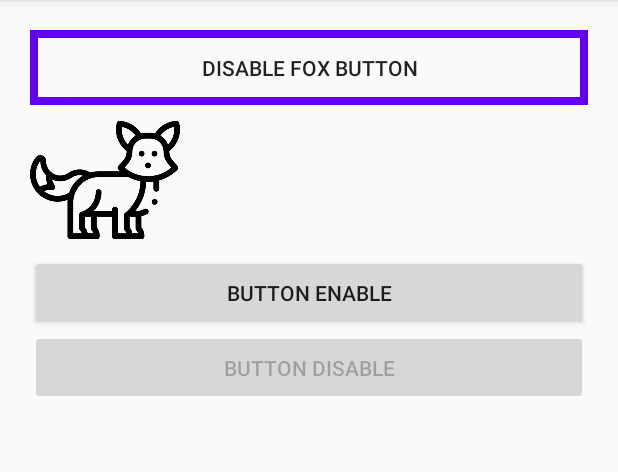
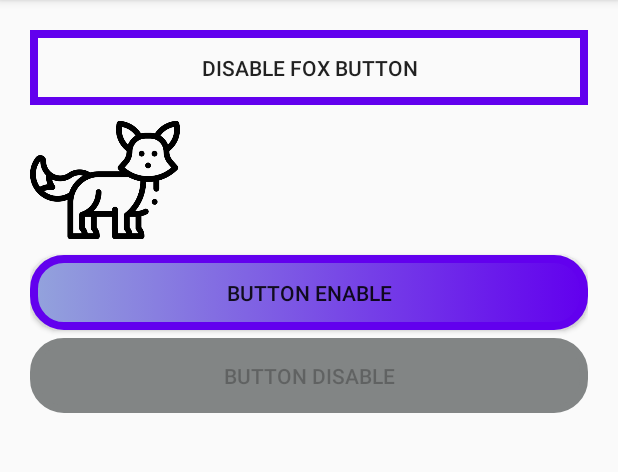
Before and after one commit to ragar90/background-example, an Android app: the screen it shows after launch (MainActivity), after a tap on "DISABLE FOX BUTTON", on a phone screen of 412 x 824 dp, the part 84-556 px from its top. Run offline under Robolectric (Android 15) with nearby library versions, the phone set to English and light mode, and no system bars.

Commit message:
Adding round borders

```diff
--- a/app/src/main/java/com/example/backgroundsexample/MainActivity.kt
+++ b/app/src/main/java/com/example/backgroundsexample/MainActivity.kt
@@ -2,23 +2,36 @@
 
 import androidx.appcompat.app.AppCompatActivity
 import android.os.Bundle
+import android.view.View
 import android.widget.Button
 
 class MainActivity : AppCompatActivity() {
   lateinit var disableFox:Button
   lateinit var foxBtn:Button
+  lateinit var roundBtn1:Button
+  lateinit var roundBtn2:Button
   override fun onCreate(savedInstanceState: Bundle?) {
     super.onCreate(savedInstanceState)
     setContentView(R.layout.activity_main)
     disableFox = findViewById(R.id.disableFox)
     foxBtn = findViewById(R.id.foxBtn)
-    disableFox.setOnClickListener {
-      val state = foxBtn.isEnabled
-      foxBtn.isEnabled = !state
+    roundBtn1 = findViewById(R.id.roundBtn1)
+    roundBtn2 = findViewById(R.id.roundBtn2)
+    disableFox.setOnClickListener { toggleEnable(foxBtn) }
+    foxBtn.setOnClickListener { toggleEnable(disableFox) }
+    roundBtn1.setOnClickListener {
+      toggleEnable(roundBtn2)
+      toggleEnable(it)
     }
-    foxBtn.setOnClickListener {
-      val state = disableFox.isEnabled
-      disableFox.isEnabled = !state
+    roundBtn2.setOnClickListener {
+      toggleEnable(roundBtn1)
+      toggleEnable(it)
     }
   }
+
+
+  private fun toggleEnable(view: View) {
+    val state = view.isEnabled
+    view.isEnabled = !state
+  }
 }
--- /dev/null
+++ b/app/src/main/res/drawable/round_border.xml
@@ -0,0 +1,6 @@
+<?xml version="1.0" encoding="utf-8"?>
+<selector xmlns:android="http://schemas.android.com/apk/res/android">
+    <item android:drawable="@drawable/round_border_enable" android:state_enabled="true" android:state_pressed="false" />
+    <item android:drawable="@drawable/round_border_disable" android:state_enabled="false"/>
+    <item android:drawable="@drawable/round_border_pressed" android:state_pressed="true"/>
+</selector>
--- /dev/null
+++ b/app/src/main/res/drawable/round_border_disable.xml
@@ -0,0 +1,8 @@
+<?xml version="1.0" encoding="utf-8"?>
+<shape xmlns:android="http://schemas.android.com/apk/res/android"
+    android:shape="rectangle">
+    <corners android:radius="@dimen/round_border_radios"/>
+    <stroke android:color="@color/colorDisable"
+        android:width="@dimen/button_stroke"/>
+    <solid android:color="@color/colorDisable"/>
+</shape>
--- /dev/null
+++ b/app/src/main/res/drawable/round_border_enable.xml
@@ -0,0 +1,9 @@
+<?xml version="1.0" encoding="utf-8"?>
+<shape xmlns:android="http://schemas.android.com/apk/res/android"
+    android:shape="rectangle">
+    <corners android:radius="@dimen/round_border_radios"/>
+    <stroke android:color="@color/colorPrimary"
+        android:width="@dimen/button_stroke"/>
+    <gradient android:startColor="@color/colorEndGradiend"
+        android:endColor="@color/colorPrimary"/>
+</shape>
--- /dev/null
+++ b/app/src/main/res/drawable/round_border_pressed.xml
@@ -0,0 +1,9 @@
+<?xml version="1.0" encoding="utf-8"?>
+<shape xmlns:android="http://schemas.android.com/apk/res/android"
+    android:shape="rectangle">
+    <corners android:radius="@dimen/round_border_radios"/>
+    <stroke android:color="@color/colorPressed"
+        android:width="@dimen/button_stroke"/>
+    <gradient android:startColor="@color/colorStartPressed"
+        android:endColor="@color/colorPressed"/>
+</shape>
--- a/app/src/main/res/layout/activity_main.xml
+++ b/app/src/main/res/layout/activity_main.xml
@@ -29,16 +29,22 @@
         android:textColor="#4C3B3B"
         android:textStyle="bold" />
       <Button
+        android:id="@+id/roundBtn1"
         android:layout_width="match_parent"
         android:layout_height="50dp"
+        android:background="@drawable/round_border"
         android:text="Button Enable"
+          android:layout_marginBottom="5dp"
         />
       <Button
+        android:id="@+id/roundBtn2"
         android:layout_width="match_parent"
         android:layout_height="50dp"
         android:enabled="false"
         android:text="Button Disable"
-        />
+          android:background="@drawable/round_border"
+          android:layout_marginBottom="5dp"
+          />
     </LinearLayout>
   </androidx.core.widget.NestedScrollView>
 
--- a/app/src/main/res/values/colors.xml
+++ b/app/src/main/res/values/colors.xml
@@ -7,4 +7,5 @@
   <color name="colorDisable">#828585</color>
   <color name="colorPressed">#E30E0E</color>
   <color name="colorStartPressed">#E85F5F</color>
+  <color name="colorBackground">#EDE3DA</color>
 </resources>
```
